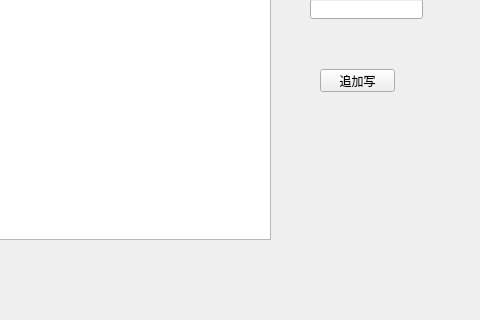
Above: qt5_study/HelloQt/mainwindow.ui from happyrabbit456/Qt5_dev before the change; both pictures show x 320 to 800 and y 111 to 431 of the 800 by 600 pixel window. Below: the same form after it.
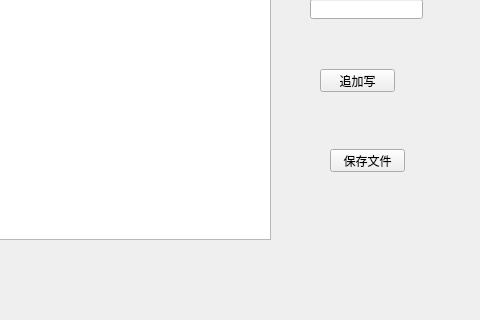
That is the form after the change.

Commit message: 1.测试

```diff
--- a/qt5_study/HelloQt/mainwindow.ui
+++ b/qt5_study/HelloQt/mainwindow.ui
@@ -60,6 +60,19 @@
      <string>追加写</string>
     </property>
    </widget>
+   <widget class="QPushButton" name="pushButton_3">
+    <property name="geometry">
+     <rect>
+      <x>650</x>
+      <y>260</y>
+      <width>75</width>
+      <height>23</height>
+     </rect>
+    </property>
+    <property name="text">
+     <string>保存文件</string>
+    </property>
+   </widget>
   </widget>
   <widget class="QMenuBar" name="menubar">
    <property name="geometry">
```
The commit also changes 2 other files.
